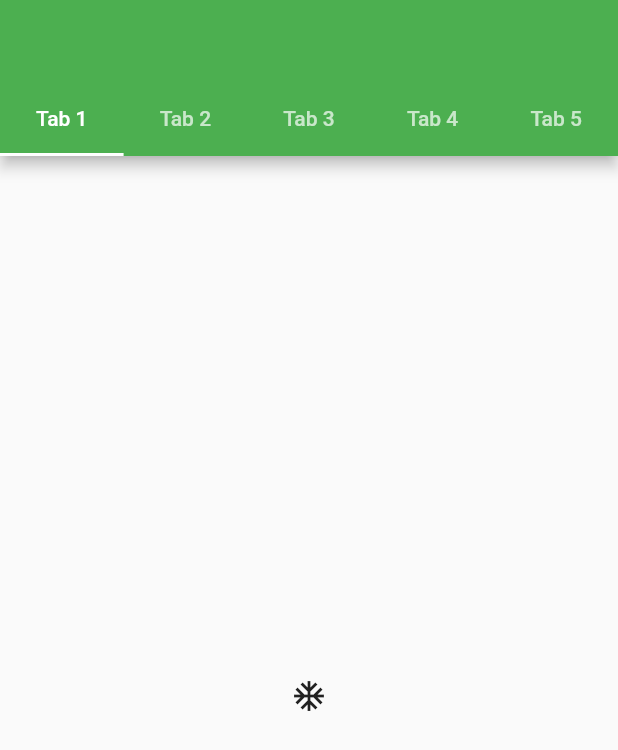
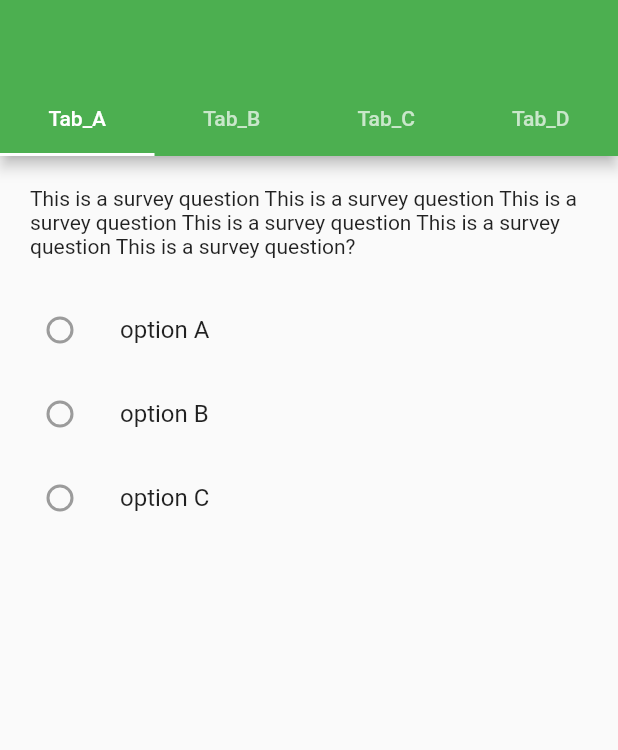
Before and after one commit to ankitshah86/flutter_tabview, a Flutter app: the screen it shows after launch, on a phone screen of 412 x 824 dp. Shown: the top 750 px of the screen. Run offline on Flutter 3.47's test engine with Material 2 defaults, Android fonts, the phone set to English and light mode, and no system bars.

Commit message:
stateless survey ui implemented

```diff
--- a/lib/main.dart
+++ b/lib/main.dart
@@ -1,3 +1,4 @@
+import 'package:flutter/cupertino.dart';
 import 'package:flutter/material.dart';
 import 'package:flutter/rendering.dart';
 
@@ -29,36 +30,32 @@ class MyApp extends StatelessWidget {
       ),
       //home: MyHomePage(title: 'Flutter Demo Home Page'),
       home: DefaultTabController(
-        length: 5,
+        length: 4,
         child: Scaffold(
           appBar: AppBar(
             bottom: TabBar(
               tabs: [
                 Tab(
-                  text: "Tab 1",
+                  text: "Tab_A",
                 ),
                 Tab(
-                  text: "Tab 2",
+                  text: "Tab_B",
                 ),
                 Tab(
-                  text: "Tab 3",
+                  text: "Tab_C",
                 ),
                 Tab(
-                  text: "Tab 4",
+                  text: "Tab_D",
                 ),
-                Tab(
-                  text: "Tab 5",
-                )
               ],
             ),
           ),
           body: TabBarView(
             children: [
-              Icon(Icons.ac_unit),
+              SurveyPage(),
               Icon(Icons.access_alarm),
               Icon(Icons.accessible),
               Icon(Icons.foundation),
-              Icon(Icons.menu_book)
             ],
           ),
         ),
@@ -66,3 +63,43 @@ class MyApp extends StatelessWidget {
     );
   }
 }
+
+class SurveyPage extends StatelessWidget {
+  @override
+  Widget build(BuildContext context) {
+    return new Container(
+      child: new Column(children: <Widget>[
+        Container(
+          child: Text(
+            "This is a survey question This is a survey question This is a survey question This is a survey question This is a survey question This is a survey question?",
+          ),
+          padding: const EdgeInsets.all(20.0),
+        ),
+        ListTile(
+          title: const Text("option A"),
+          leading: Radio(
+            value: const Text("A"),
+            groupValue: null,
+            onChanged: null,
+          ),
+        ),
+        ListTile(
+          title: const Text("option B"),
+          leading: Radio(
+            value: const Text("B"),
+            groupValue: null,
+            onChanged: null,
+          ),
+        ),
+        ListTile(
+          title: const Text("option C"),
+          leading: Radio(
+            value: const Text("C"),
+            groupValue: null,
+            onChanged: null,
+          ),
+        )
+      ]),
+    );
+  }
+}
```
